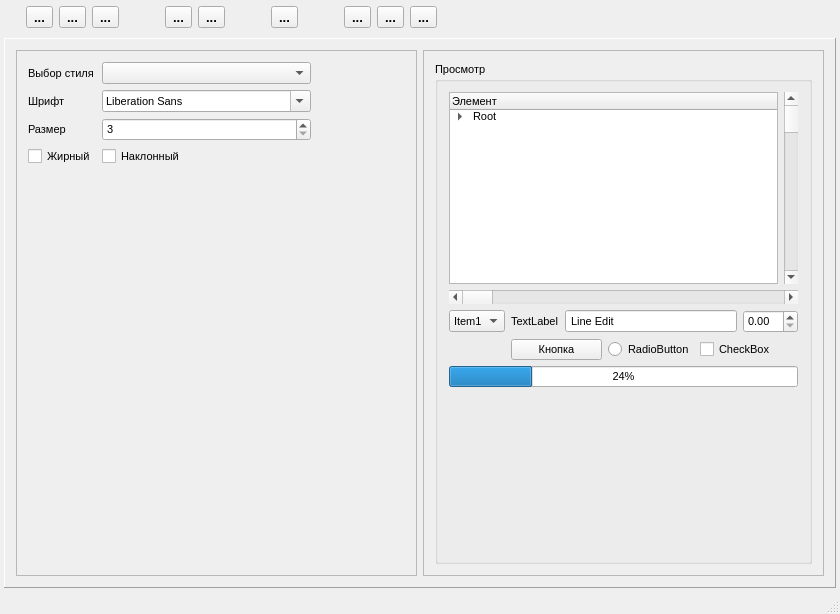
Old version of the form mainwindow.ui in the repository dostapazov/powermon_v4.
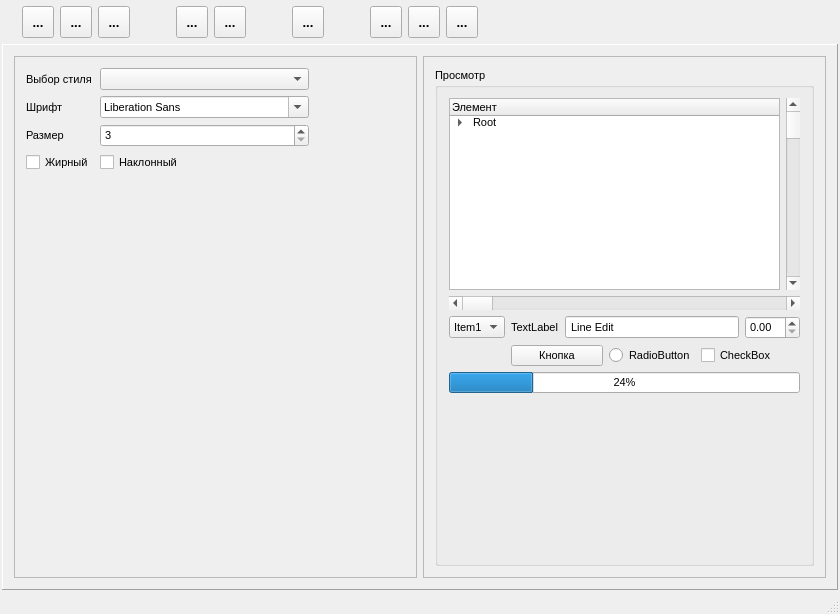
New version of the form. The open tabs and pages were chosen to show the change. Icons and pictures are not drawn. Custom widgets are drawn as their Qt base class.

Patch:
```diff
--- a/mainwindow.ui
+++ b/mainwindow.ui
@@ -40,19 +40,19 @@
    </property>
    <layout class="QVBoxLayout" name="verticalLayout">
     <property name="spacing">
-     <number>8</number>
+     <number>2</number>
     </property>
     <property name="leftMargin">
-     <number>4</number>
+     <number>2</number>
     </property>
     <property name="topMargin">
-     <number>4</number>
+     <number>2</number>
     </property>
     <property name="rightMargin">
-     <number>4</number>
+     <number>2</number>
     </property>
     <property name="bottomMargin">
-     <number>4</number>
+     <number>2</number>
     </property>
     <item>
      <layout class="QHBoxLayout" name="horizontalLayout_6">
@@ -97,23 +97,29 @@
           <enum>QLayout::SetDefaultConstraint</enum>
          </property>
          <property name="leftMargin">
-          <number>4</number>
+          <number>2</number>
          </property>
          <property name="topMargin">
-          <number>0</number>
+          <number>2</number>
          </property>
          <property name="rightMargin">
-          <number>4</number>
+          <number>2</number>
          </property>
          <property name="bottomMargin">
-          <number>0</number>
+          <number>2</number>
          </property>
          <item>
           <widget class="QToolButton" name="buttonReadyView">
+           <property name="minimumSize">
+            <size>
+             <width>32</width>
+             <height>32</height>
+            </size>
+           </property>
            <property name="maximumSize">
             <size>
-             <width>16777215</width>
-             <height>16777215</height>
+             <width>32</width>
+             <height>32</height>
             </size>
            </property>
            <property name="text">
@@ -121,8 +127,8 @@
            </property>
            <property name="iconSize">
             <size>
-             <width>48</width>
-             <height>48</height>
+             <width>32</width>
+             <height>32</height>
             </size>
            </property>
            <property name="checkable">
@@ -135,10 +141,16 @@
          </item>
          <item>
           <widget class="QToolButton" name="buttonZrmView">
+           <property name="minimumSize">
+            <size>
+             <width>32</width>
+             <height>32</height>
+            </size>
+           </property>
            <property name="maximumSize">
             <size>
-             <width>16777215</width>
-             <height>16777215</height>
+             <width>32</width>
+             <height>32</height>
             </size>
            </property>
            <property name="text">
@@ -146,8 +158,8 @@
            </property>
            <property name="iconSize">
             <size>
-             <width>48</width>
-             <height>48</height>
+             <width>32</width>
+             <height>32</height>
             </size>
            </property>
            <property name="checkable">
@@ -166,6 +178,18 @@
              <verstretch>0</verstretch>
             </sizepolicy>
            </property>
+           <property name="minimumSize">
+            <size>
+             <width>32</width>
+             <height>32</height>
+            </size>
+           </property>
+           <property name="maximumSize">
+            <size>
+             <width>32</width>
+             <height>32</height>
+            </size>
+           </property>
            <property name="toolTip">
             <string>Отчет о выполнении</string>
            </property>
@@ -174,8 +198,8 @@
            </property>
            <property name="iconSize">
             <size>
-             <width>48</width>
-             <height>48</height>
+             <width>32</width>
+             <height>32</height>
             </size>
            </property>
            <property name="checkable">
@@ -213,6 +237,18 @@
              <verstretch>0</verstretch>
             </sizepolicy>
            </property>
+           <property name="minimumSize">
+            <size>
+             <width>32</width>
+             <height>32</height>
+            </size>
+           </property>
+           <property name="maximumSize">
+            <size>
+             <width>32</width>
+             <height>32</height>
+            </size>
+           </property>
            <property name="toolTip">
             <string>Методы на устройстве</string>
            </property>
@@ -221,8 +257,8 @@
            </property>
            <property name="iconSize">
             <size>
-             <width>48</width>
-             <height>48</height>
+             <width>32</width>
+             <height>32</height>
             </size>
            </property>
            <property name="checkable">
@@ -244,6 +280,18 @@
              <verstretch>0</verstretch>
             </sizepolicy>
            </property>
+           <property name="minimumSize">
+            <size>
+             <width>32</width>
+             <height>32</height>
+            </size>
+           </property>
+           <property name="maximumSize">
+            <size>
+             <width>32</width>
+             <height>32</height>
+            </size>
+           </property>
            <property name="toolTip">
             <string>Доп. параметры устройства</string>
            </property>
@@ -252,8 +300,8 @@
            </property>
            <property name="iconSize">
             <size>
-             <width>48</width>
-             <height>48</height>
+             <width>32</width>
+             <height>32</height>
             </size>
            </property>
            <property name="checkable">
@@ -285,13 +333,25 @@
          </item>
          <item>
           <widget class="QToolButton" name="buttonMethodEditor">
+           <property name="minimumSize">
+            <size>
+             <width>32</width>
+             <height>32</height>
+            </size>
+           </property>
+           <property name="maximumSize">
+            <size>
+             <width>32</width>
+             <height>32</height>
+            </size>
+           </property>
            <property name="text">
             <string>...</string>
            </property>
            <property name="iconSize">
             <size>
-             <width>48</width>
-             <height>48</height>
+             <width>32</width>
+             <height>32</height>
             </size>
            </property>
            <property name="checkable">
@@ -320,13 +380,25 @@
          </item>
          <item>
           <widget class="QToolButton" name="buttonConfigure">
+           <property name="minimumSize">
+            <size>
+             <width>32</width>
+             <height>32</height>
+            </size>
+           </property>
+           <property name="maximumSize">
+            <size>
+             <width>32</width>
+             <height>32</height>
+            </size>
+           </property>
            <property name="text">
             <string>...</string>
            </property>
            <property name="iconSize">
             <size>
-             <width>48</width>
-             <height>48</height>
+             <width>32</width>
+             <height>32</height>
             </size>
            </property>
            <property name="checkable">
@@ -339,13 +411,25 @@
          </item>
          <item>
           <widget class="QToolButton" name="buttonStyle">
+           <property name="minimumSize">
+            <size>
+             <width>32</width>
+             <height>32</height>
+            </size>
+           </property>
+           <property name="maximumSize">
+            <size>
+             <width>32</width>
+             <height>32</height>
+            </size>
+           </property>
            <property name="text">
             <string>...</string>
            </property>
            <property name="iconSize">
             <size>
-             <width>48</width>
-             <height>48</height>
+             <width>32</width>
+             <height>32</height>
             </size>
            </property>
            <property name="checkable">
@@ -358,13 +442,25 @@
          </item>
          <item>
           <widget class="QToolButton" name="buttonExit">
+           <property name="minimumSize">
+            <size>
+             <width>32</width>
+             <height>32</height>
+            </size>
+           </property>
+           <property name="maximumSize">
+            <size>
+             <width>32</width>
+             <height>32</height>
+            </size>
+           </property>
            <property name="text">
             <string>...</string>
            </property>
            <property name="iconSize">
             <size>
-             <width>48</width>
-             <height>48</height>
+             <width>32</width>
+             <height>32</height>
             </size>
            </property>
            <property name="checkable">
@@ -414,7 +510,7 @@
        <enum>QFrame::Raised</enum>
       </property>
       <property name="currentIndex">
-       <number>0</number>
+       <number>4</number>
       </property>
       <widget class="ZrmReadyWidget" name="zrm_ready"/>
       <widget class="QWidget" name="zrm_view">
```
